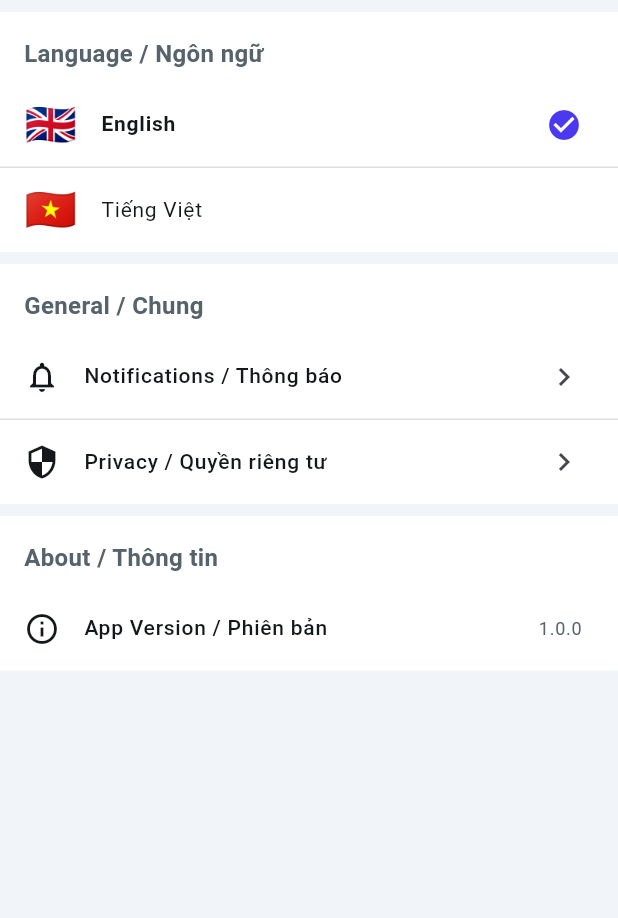
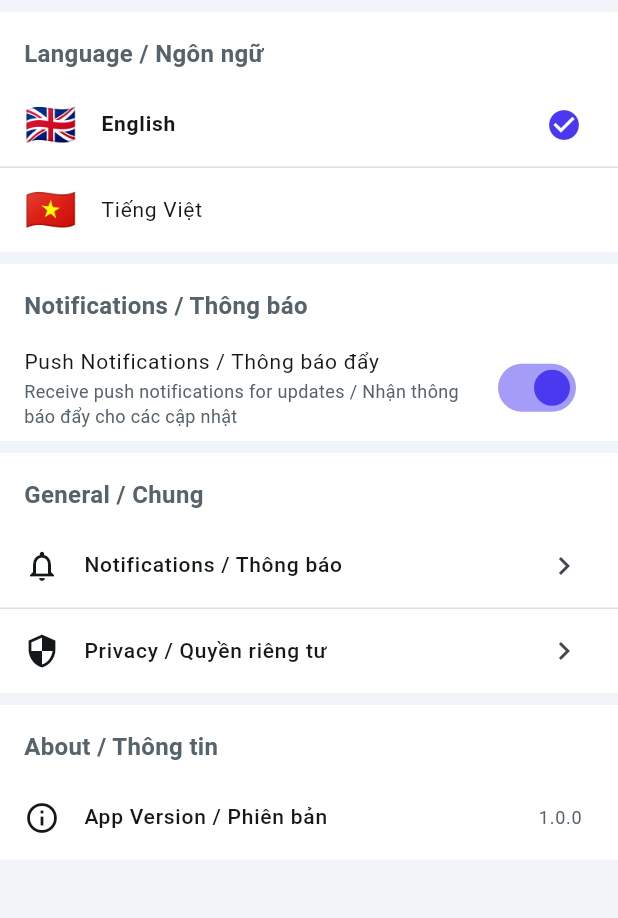
Before and after one commit to tuananh0405-collab/app-fe-v2, a Flutter app: the SettingsScreen screen opened by its route, on a phone screen of 412 x 824 dp, the part 84-1002 px from its top. Run offline on Flutter 3.47's test engine with Material 3 defaults, Android fonts, the phone set to English and light mode, and no system bars; our stand-ins replace dartz, device_info_plus, dio, firebase_core, firebase_messaging, flutter_animate and 11 more; accounts and stored records are empty; Roboto replaces fonts that are missing (Poppins).

Commit message:
add push noti setting

```diff
--- a/lib/core/network/push_notification_api.dart
+++ b/lib/core/network/push_notification_api.dart
@@ -1,5 +1,6 @@
 import 'package:dio/dio.dart';
 import 'package:dartz/dartz.dart';
+import 'package:flutter/foundation.dart';
 import '../error/failures.dart';
 import '../models/push_token_model.dart';
 
@@ -26,6 +27,7 @@ class PushNotificationApi {
         ));
       }
     } on DioException catch (e) {
+      debugPrint('-----------------------------------------------------------------------------------DioException in registerPushToken: ${e.type}, ${e.message}, ${e.error}');
       if (e.type == DioExceptionType.connectionTimeout ||
           e.type == DioExceptionType.receiveTimeout) {
         return Left(ServerFailure('Connection timeout'));
@@ -34,9 +36,10 @@ class PushNotificationApi {
           e.response?.data['message'] ?? 'Server error',
         ));
       } else {
-        return Left(ServerFailure('Network error'));
+        return Left(ServerFailure('----------------------------------------------------------------------Network error: ${e.message ?? e.type}'));
       }
     } catch (e) {
+      debugPrint('Exception in registerPushToken: $e');
       return Left(ServerFailure(e.toString()));
     }
   }
--- a/lib/features/settings/presentation/settings_screen.dart
+++ b/lib/features/settings/presentation/settings_screen.dart
@@ -1,6 +1,7 @@
 import 'package:flutter/material.dart';
 import 'package:flutter_riverpod/flutter_riverpod.dart';
 import '../../../core/localization/app_localizations.dart';
+import '../../../core/services/push_notification_providers.dart';
 import '../../../flutter_flow/flutter_flow.dart';
 
 class SettingsScreen extends ConsumerWidget {
@@ -64,6 +65,42 @@ class SettingsScreen extends ConsumerWidget {
                   languageName: 'Tiếng Việt',
                   locale: const Locale('vi'),
                   isSelected: currentLocale.languageCode == 'vi',
+                ),
+              ],
+            ),
+          ),
+
+          // Notifications Section
+          const SizedBox(height: 8),
+          Container(
+            color: theme.secondaryBackground,
+            child: Column(
+              crossAxisAlignment: CrossAxisAlignment.start,
+              children: [
+                Padding(
+                  padding: const EdgeInsets.fromLTRB(16, 16, 16, 8),
+                  child: Text(
+                    'Notifications / Thông báo',
+                    style: theme.subtitle2.override(
+                      color: theme.secondaryText,
+                      fontWeight: FontWeight.w600,
+                    ),
+                  ),
+                ),
+                SwitchListTile(
+                  title: Text(
+                    'Push Notifications / Thông báo đẩy',
+                    style: theme.bodyText1,
+                  ),
+                  subtitle: Text(
+                    'Receive push notifications for updates / Nhận thông báo đẩy cho các cập nhật',
+                    style: theme.bodyText2.override(color: theme.secondaryText),
+                  ),
+                  value: ref.watch(pushNotificationEnabledProvider),
+                  onChanged: (value) {
+                    ref.read(pushNotificationEnabledProvider.notifier).setEnabled(value);
+                  },
+                  activeColor: theme.primaryColor,
                 ),
               ],
             ),
```
Also changed, not shown: lib/core/di/injection_container.dart (+11 -14 lines), lib/core/providers/common_providers.dart (added, +8 -0 lines), lib/core/services/push_notification_manager.dart (+26 -1 lines), lib/core/services/push_notification_providers.dart (added, +55 -0 lines), lib/core/services/push_notification_service.dart (+12 -1 lines), lib/main.dart (+25 -21 lines), 2 other files.
